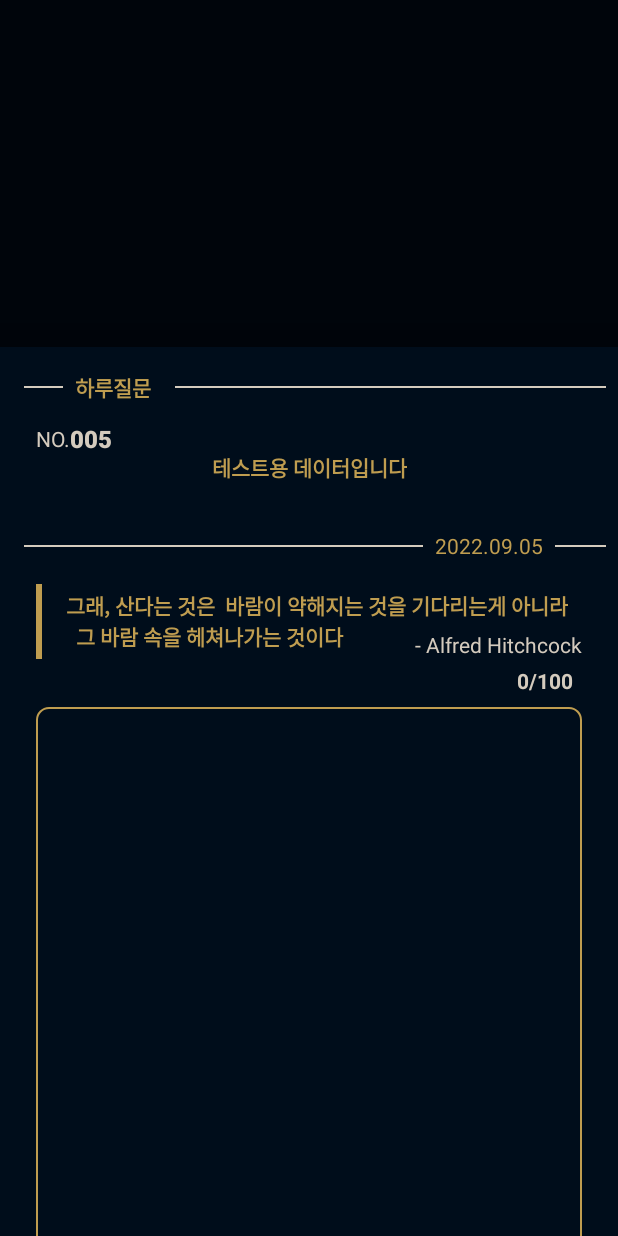
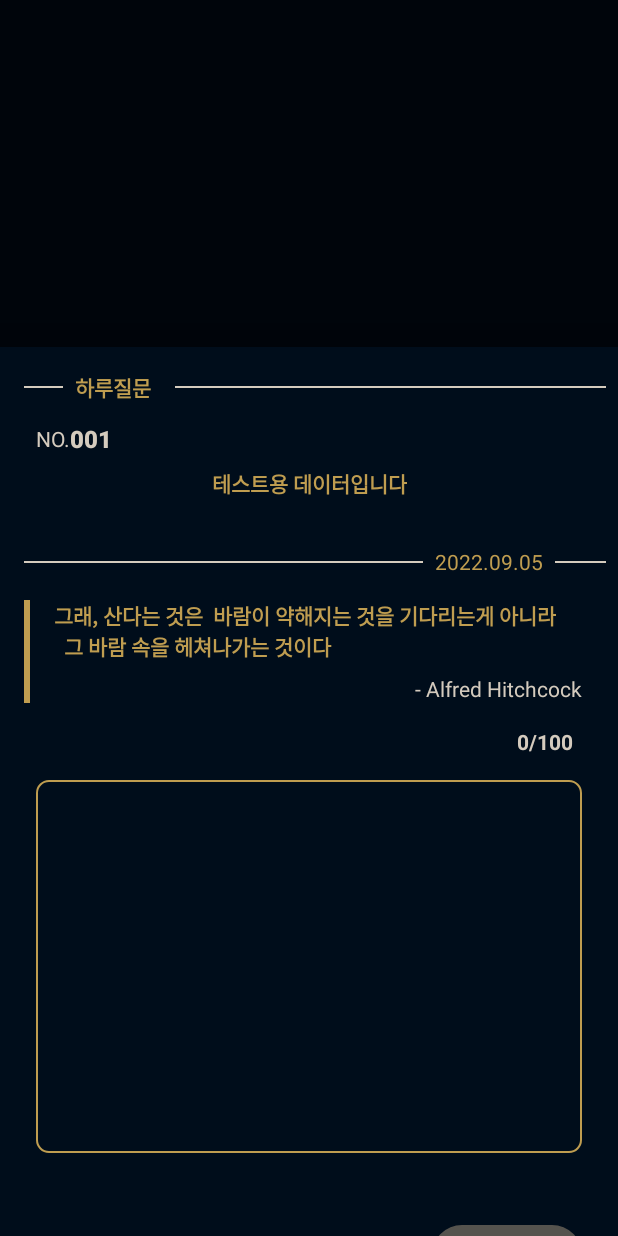
Before and after one commit to coldDelight/haru-question, an Android app: the fragment WriteBottomSheetFragment placed in its activity, on a phone screen of 412 x 824 dp. Run offline under Robolectric (Android 15) with nearby library versions, the phone set to English and light mode, and no system bars; our stand-ins replace Dagger/Hilt's generated code, data binding; 4 statements that could not run were skipped.

Commit message:
feat : layout check

```diff
--- a/app/src/main/java/com/colddelight/haru_question/HomeFragment.kt
+++ b/app/src/main/java/com/colddelight/haru_question/HomeFragment.kt
@@ -22,16 +22,15 @@
 
 @AndroidEntryPoint
 class HomeFragment : Fragment() {
-    private var _binding: FragmentHomeBinding? = null
-    private val binding get() = _binding!!
+    lateinit var binding : FragmentHomeBinding
 //    private val model: HomeViewModel by viewModels()
-private val mainModel:MainViewModel by activityViewModels()
+    private val mainModel:MainViewModel by activityViewModels()
 
     override fun onCreateView(
         inflater: LayoutInflater, container: ViewGroup?,
         savedInstanceState: Bundle?
     ): View {
-        _binding = FragmentHomeBinding.inflate(inflater, container, false)
+        binding = FragmentHomeBinding.inflate(inflater, container, false)
         val formatter = DateTimeFormatter.ofPattern("yyyy.MM.dd")
         val dateNow = LocalDate.now().format(formatter)
         binding.tvHomeDate.text = dateNow
@@ -97,8 +96,8 @@
         }
     }
 
-    override fun onDestroyView() {
-        super.onDestroyView()
-        _binding = null
-    }
+//    override fun onDestroyView() {
+//        super.onDestroyView()
+//        binding = null
+//    }
 }
--- a/app/src/main/java/com/colddelight/haru_question/WriteBottomSheetFragment.kt
+++ b/app/src/main/java/com/colddelight/haru_question/WriteBottomSheetFragment.kt
@@ -21,10 +21,6 @@ class WriteBottomSheetFragment : BottomSheetDialogFragment() {
     private var _binding: FragmentWriteBottomSheetBinding? = null
     private val binding get() = _binding!!
     private val model: WriteViewModel by viewModels()
-
-    override fun onCreate(savedInstanceState: Bundle?) {
-        super.onCreate(savedInstanceState)
-    }
 
     private val args: WriteBottomSheetFragmentArgs by navArgs()
 
--- a/app/src/main/java/com/colddelight/haru_question/presentation/viewmodel/HaruListViewModel.kt
+++ b/app/src/main/java/com/colddelight/haru_question/presentation/viewmodel/HaruListViewModel.kt
@@ -22,10 +22,5 @@ class HaruListViewModel @Inject constructor(
             _itemList.postValue(UseCase.getAllQnA())
         }
     }
-    fun check(){
-        viewModelScope.launch(Dispatchers.IO) {
-            UseCase.getAllQnA()
-        }
-    }
 
 }
--- a/app/src/main/java/com/colddelight/haru_question/presentation/viewmodel/ListDetailViewModel.kt
+++ b/app/src/main/java/com/colddelight/haru_question/presentation/viewmodel/ListDetailViewModel.kt
@@ -18,7 +18,6 @@ class ListDetailViewModel @Inject constructor(
     val item : MutableLiveData<DomainQnA>
         get() = _item
 
-
     suspend fun getQna(id:Int){
         viewModelScope.launch(Dispatchers.IO) {
             _item.postValue(UseCase.getQnA(id))
--- a/app/src/main/java/com/colddelight/haru_question/presentation/viewmodel/MainViewModel.kt
+++ b/app/src/main/java/com/colddelight/haru_question/presentation/viewmodel/MainViewModel.kt
@@ -27,6 +27,7 @@ class MainViewModel @Inject constructor(
     val state: StateFlow<QuestionState> = _state.asStateFlow()
 
     init{
+        //TODO 임시 데이터 삭제
         prefs.isChecked=false
         prefs.questionId=1
         prefs.lastDate="NO_DATE"
--- a/app/src/main/java/com/colddelight/haru_question/presentation/viewmodel/WorryViewModel.kt
+++ b/app/src/main/java/com/colddelight/haru_question/presentation/viewmodel/WorryViewModel.kt
@@ -5,6 +5,7 @@ import androidx.lifecycle.ViewModel
 
 
 class WorryViewModel : ViewModel() {
+    //TODO 텍스트 목록 저장 방식
     private val textList = arrayListOf<String>(
         "확실합니다.","의심할 여지가 없습니다.","무조건입니다.","믿어봐도 좋을것같습니다.","대부분 그렇습니다.",
         "네.","좋습니다.","좋아보입니다.","그대로 진행하세요.","계산결과 긍정적입니다.",
--- a/app/src/main/res/layout/fragment_home.xml
+++ b/app/src/main/res/layout/fragment_home.xml
@@ -110,7 +110,7 @@
                 android:layout_marginBottom="16dp"
                 android:background="@drawable/selector_btn"
                 android:enabled="false"
-                android:text="답변하기"
+                android:text="@string/btn_answer"
                 android:textColor="@color/white"
                 android:textSize="20sp"
                 android:textStyle="bold"
@@ -136,7 +136,7 @@
                 android:layout_height="wrap_content"
                 android:layout_marginStart="8dp"
                 android:layout_marginTop="30dp"
-                android:text="하루 질문"
+                android:text="@string/haru_q"
                 android:textStyle="bold"
                 app:layout_constraintStart_toEndOf="@+id/btn_drawer"
                 app:layout_constraintTop_toBottomOf="@+id/btn_drawer" />
@@ -146,7 +146,7 @@
                 android:layout_width="wrap_content"
                 android:layout_height="wrap_content"
                 android:layout_marginTop="32dp"
-                android:text="하루 질문을 찾아 보세요!"
+                android:text="@string/haru_q_ready"
                 android:textStyle="bold"
                 app:layout_constraintEnd_toEndOf="parent"
                 app:layout_constraintHorizontal_bias="0.5"
--- a/app/src/main/res/layout/fragment_write_bottom_sheet.xml
+++ b/app/src/main/res/layout/fragment_write_bottom_sheet.xml
@@ -2,9 +2,11 @@
 <layout xmlns:tools="http://schemas.android.com/tools"
     xmlns:android="http://schemas.android.com/apk/res/android"
     xmlns:app="http://schemas.android.com/apk/res-auto">
+
     <androidx.constraintlayout.widget.ConstraintLayout
         android:layout_width="match_parent"
         android:layout_height="match_parent"
+        android:layout_marginBottom="10dp"
         android:background="@color/indigo_700"
         android:orientation="vertical">
 
@@ -46,17 +48,6 @@
             app:layout_constraintTop_toTopOf="@+id/tv_write_date" />
 
         <View
-            android:id="@+id/view12"
-            android:layout_width="4dp"
-            android:layout_height="50dp"
-            android:layout_marginStart="24dp"
-            android:layout_marginTop="16dp"
-            android:background="@color/gold_100"
-            android:backgroundTint="@color/gold_100"
-            app:layout_constraintStart_toStartOf="parent"
-            app:layout_constraintTop_toBottomOf="@+id/tv_write_date" />
-
-        <View
             android:id="@+id/view8"
             android:layout_width="0dp"
             android:layout_height="1dp"
@@ -82,17 +73,61 @@
             app:layout_constraintStart_toEndOf="@+id/tv_write_date"
             app:layout_constraintTop_toTopOf="@+id/tv_write_date" />
 
+        <androidx.constraintlayout.widget.ConstraintLayout
+            android:id="@+id/constraintLayout"
+            android:layout_width="match_parent"
+            android:layout_height="wrap_content"
+            android:layout_marginStart="16dp"
+            android:layout_marginTop="16dp"
+            android:layout_marginEnd="16dp"
+            app:layout_constraintEnd_toEndOf="parent"
+            app:layout_constraintHorizontal_bias="0.5"
+            app:layout_constraintStart_toStartOf="parent"
+            app:layout_constraintTop_toBottomOf="@+id/tv_write_date">
+
+            <View
+                android:id="@+id/view12"
+                android:layout_width="4dp"
+                android:layout_height="0dp"
+                android:background="@color/gold_100"
+                android:backgroundTint="@color/gold_100"
+                app:layout_constraintBottom_toBottomOf="parent"
+                app:layout_constraintStart_toStartOf="parent"
+                app:layout_constraintTop_toTopOf="parent" />
+
+            <TextView
+                android:id="@+id/tv_write_quote"
+                android:layout_width="wrap_content"
+                android:layout_height="wrap_content"
+                android:layout_marginStart="16dp"
+                android:text="그래, 산다는 것은  바람이 약해지는 것을 기다리는게 아니라\n  그 바람 속을 헤쳐나가는 것이다"
+                android:textStyle="bold"
+                app:layout_constraintStart_toEndOf="@+id/view12"
+                app:layout_constraintTop_toTopOf="parent" />
+
+            <TextView
+                android:id="@+id/tv_write_author"
+                android:layout_width="wrap_content"
+                android:layout_height="wrap_content"
+                android:layout_marginTop="8dp"
+                android:layout_marginEnd="8dp"
+                android:text=" - Alfred Hitchcock"
+                android:textColor="@color/beige_100"
+                app:layout_constraintEnd_toEndOf="parent"
+                app:layout_constraintTop_toBottomOf="@+id/tv_write_quote" />
+        </androidx.constraintlayout.widget.ConstraintLayout>
+
         <TextView
             android:id="@+id/tv_write_question"
             android:layout_width="wrap_content"
             android:layout_height="wrap_content"
-            android:layout_marginTop="32dp"
+            android:layout_marginTop="8dp"
             android:text="테스트용 데이터입니다"
             android:textStyle="bold"
             app:layout_constraintEnd_toEndOf="parent"
             app:layout_constraintHorizontal_bias="0.5"
             app:layout_constraintStart_toStartOf="parent"
-            app:layout_constraintTop_toBottomOf="@+id/textView10" />
+            app:layout_constraintTop_toBottomOf="@+id/tv_question_number" />
 
         <TextView
             android:id="@+id/tv_write_date"
@@ -119,7 +154,7 @@
             android:id="@+id/tv_question_number"
             android:layout_width="wrap_content"
             android:layout_height="wrap_content"
-            android:text="005"
+            android:text="001"
             android:textAppearance="@style/TextAppearance.AppCompat.Body2"
             android:textColor="@color/beige_100"
             android:textSize="16sp"
@@ -128,54 +163,33 @@
             app:layout_constraintStart_toEndOf="@+id/textView6"
             app:layout_constraintTop_toTopOf="@+id/textView6" />
 
-        <TextView
-            android:id="@+id/tv_write_quote"
-            android:layout_width="wrap_content"
-            android:layout_height="wrap_content"
-            android:layout_marginStart="16dp"
-            android:layout_marginTop="4dp"
-            android:text="그래, 산다는 것은  바람이 약해지는 것을 기다리는게 아니라\n  그 바람 속을 헤쳐나가는 것이다"
-            android:textStyle="bold"
-            app:layout_constraintStart_toEndOf="@+id/view12"
-            app:layout_constraintTop_toTopOf="@+id/view12" />
-
-        <TextView
-            android:id="@+id/tv_write_author"
-            android:layout_width="wrap_content"
-            android:layout_height="wrap_content"
-            android:layout_marginEnd="24dp"
-            android:text=" - Alfred Hitchcock"
-            android:textColor="@color/beige_100"
-            app:layout_constraintBottom_toBottomOf="@+id/view12"
-            app:layout_constraintEnd_toEndOf="parent" />
-
         <EditText
             android:id="@+id/et_write"
             android:layout_width="0dp"
-            android:layout_height="380dp"
+            android:layout_height="wrap_content"
             android:layout_marginStart="24dp"
-            android:layout_marginTop="32dp"
+            android:layout_marginTop="16dp"
             android:layout_marginEnd="24dp"
-            android:layout_marginBottom="32dp"
             android:background="@drawable/bg_input"
             android:ems="10"
             android:gravity="start|top"
             android:inputType="textMultiLine"
+            android:minLines="10"
             android:padding="16dp"
             android:textColor="@color/beige_100"
             android:textColorHighlight="@color/gold_100"
             android:textColorLink="@color/gold_100"
             android:textCursorDrawable="@drawable/cursor_drawable"
-            app:layout_constraintBottom_toTopOf="@+id/btn_write"
             app:layout_constraintEnd_toEndOf="parent"
-            app:layout_constraintHorizontal_bias="0.5"
+            app:layout_constraintHorizontal_bias="0.0"
             app:layout_constraintStart_toStartOf="parent"
-            app:layout_constraintTop_toBottomOf="@+id/view12" />
+            app:layout_constraintTop_toBottomOf="@+id/tv_write_max" />
 
         <Button
             android:id="@+id/btn_write"
             android:layout_width="wrap_content"
             android:layout_height="wrap_content"
+            android:layout_marginTop="48dp"
             android:layout_marginEnd="24dp"
             android:layout_marginBottom="24dp"
             android:background="@drawable/selector_btn"
@@ -185,19 +199,20 @@
             android:textSize="20sp"
             android:textStyle="bold"
             app:layout_constraintBottom_toBottomOf="parent"
-            app:layout_constraintEnd_toEndOf="parent" />
+            app:layout_constraintEnd_toEndOf="parent"
+            app:layout_constraintTop_toBottomOf="@+id/et_write" />
 
         <TextView
             android:id="@+id/tv_write_max"
             android:layout_width="wrap_content"
             android:layout_height="wrap_content"
+            android:layout_marginTop="16dp"
             android:layout_marginEnd="30dp"
-            android:layout_marginBottom="8dp"
             android:text="/100"
             android:textColor="@color/beige_100"
             android:textStyle="bold"
-            app:layout_constraintBottom_toTopOf="@+id/et_write"
-            app:layout_constraintEnd_toEndOf="parent" />
+            app:layout_constraintEnd_toEndOf="parent"
+            app:layout_constraintTop_toBottomOf="@+id/constraintLayout" />
 
         <TextView
             android:id="@+id/tv_write_cnt"
--- a/app/src/main/res/values/strings.xml
+++ b/app/src/main/res/values/strings.xml
@@ -3,5 +3,10 @@
     <!-- TODO: Remove or change this placeholder text -->
     <string name="hello_blank_fragment">Hello blank fragment</string>
     <string name="list_title">하루모음</string>
+    <string name="btn_answer">답변하기</string>
+    <string name="haru_q">하루 질문</string>
+    <string name="haru_q_ready">하루 질문을 찾아 보세요!</string>
+    <string name="back">뒤로가기</string>
+    <string name="q_number">NO.</string>
 
 </resources>
```
Also changed, not shown: app/src/main/java/com/colddelight/haru_question/HaruListFragment.kt (+9 -11 lines), app/src/main/java/com/colddelight/haru_question/HaruWorryFragment.kt (+5 -7 lines), app/src/main/java/com/colddelight/haru_question/ListDetailFragment.kt (+5 -7 lines), app/src/main/java/com/colddelight/haru_question/presentation/viewmodel/HomeViewModel.kt (+0 -28 lines), app/src/main/java/com/colddelight/haru_question/presentation/viewmodel/WriteViewModel.kt (+0 -9 lines), app/src/main/res/layout/fragment_haru_list.xml (+14 -0 lines), app/src/main/res/layout/fragment_list_detail.xml (+5 -5 lines), app/src/main/assets/database/haru_db.db.
